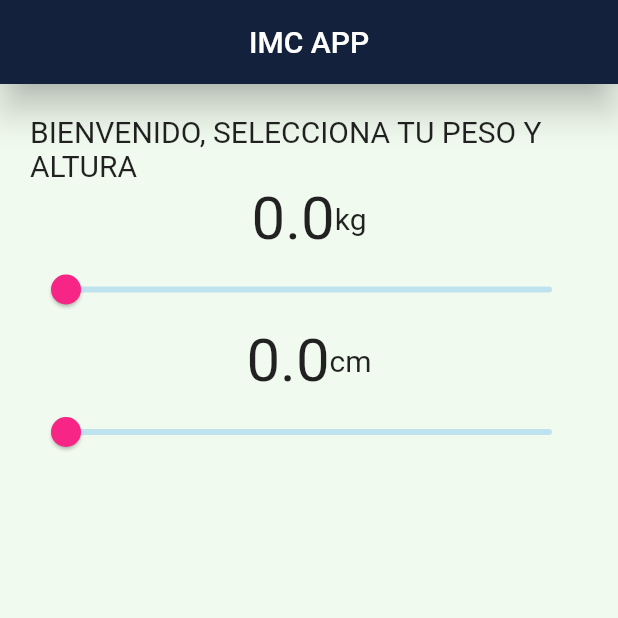
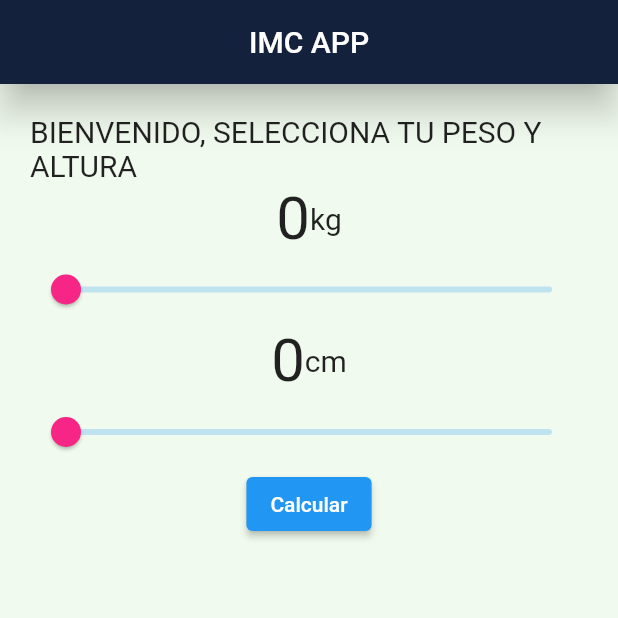
Before and after one commit to LimberthStyle/FLUTTER, a Flutter app: the screen it shows after launch, on a phone screen of 412 x 824 dp, the top half of it. Run offline on Flutter 3.47's test engine with Material 2 defaults, Android fonts, the light colour scheme and no system bars; missing offline and left inert: dart:ffi, dart:html.

Commit message:
COMMIT 3

```diff
--- a/flutter_app_imc/lib/main.dart
+++ b/flutter_app_imc/lib/main.dart
@@ -1,12 +1,18 @@
 import 'dart:ffi';
+import 'dart:html';
 
 import 'package:flutter/material.dart';
 
 void main() => runApp(const MyApp());
 
-class MyApp extends StatelessWidget {
+class MyApp extends StatefulWidget {
   const MyApp({super.key});
 
+  @override
+  State<MyApp> createState() => _MyAppState();
+}
+
+class _MyAppState extends State<MyApp> {
   @override
   Widget build(BuildContext context) {
     return MaterialApp(
@@ -47,7 +53,7 @@
                 mainAxisAlignment: MainAxisAlignment.center,
                 children: [
                   Text(
-                    "$valuePeso",
+                    "${valuePeso.round()}",
                     style: TextStyle(fontSize: 40),
                   ),
                   Text(
@@ -72,7 +78,7 @@
                 mainAxisAlignment: MainAxisAlignment.center,
                 children: [
                   Text(
-                    "$valueTalla",
+                    "${valueTalla.round()}",
                     style: TextStyle(fontSize: 40),
                   ),
                   Text(
@@ -93,6 +99,14 @@
                   setState(() {});
                 },
               ),
+              ElevatedButton(
+                onPressed: () {
+                  // Aquí es donde colocarías la lógica de tu cálculo.
+                  // Por ejemplo, podrías llamar a una función que realice el cálculo.
+                  //realizarCalculo();
+                },
+                child: Text('Calcular'),
+              )
             ],
           )),
     );
```
